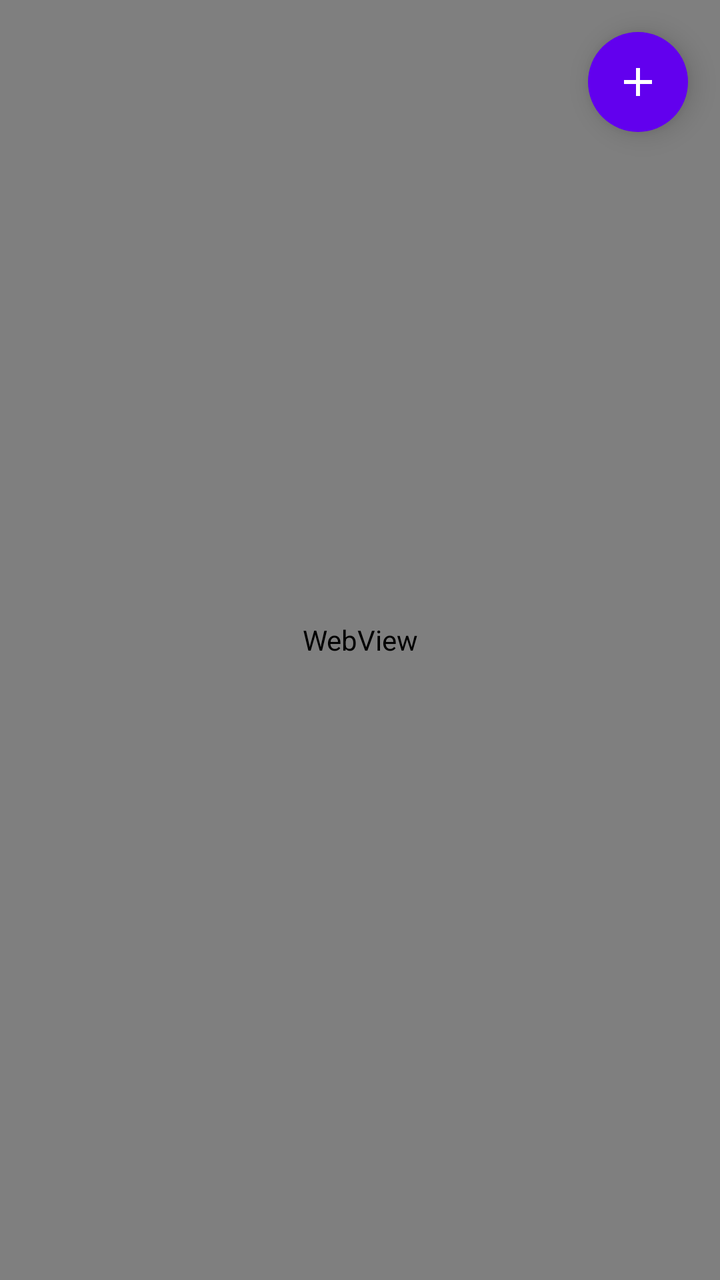
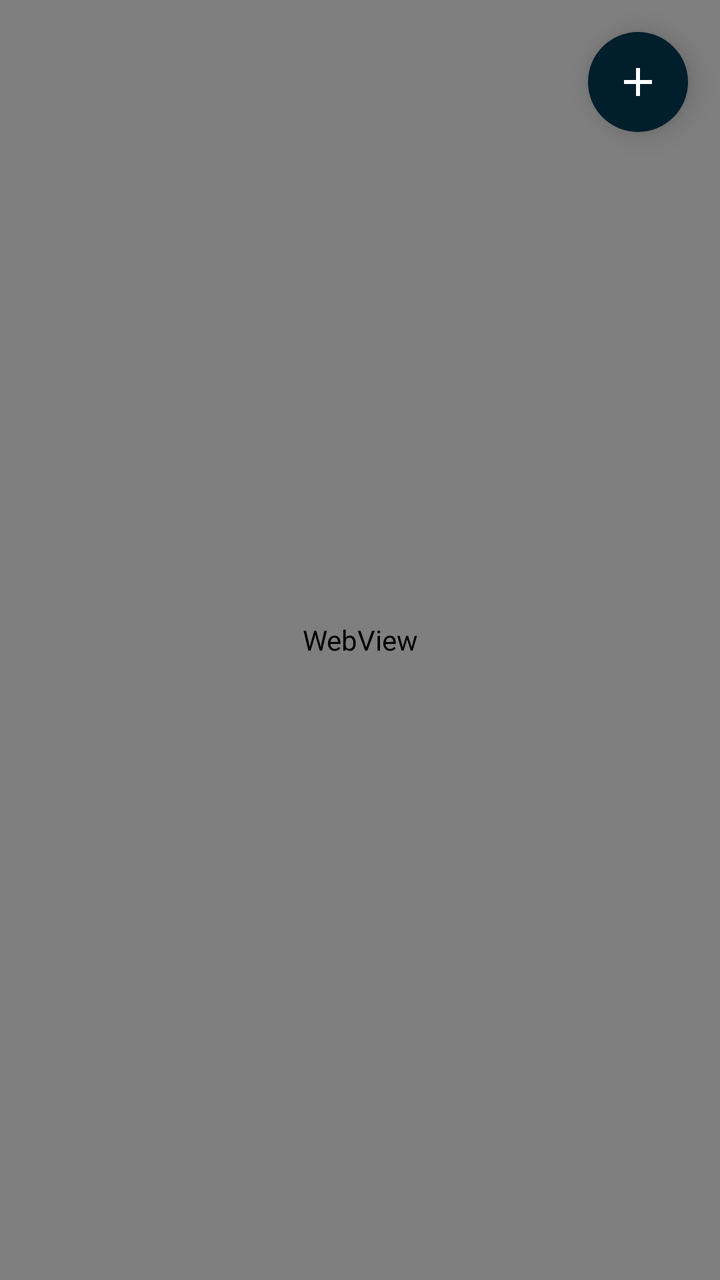

An Android layout rendered at two revisions. The XML below is the earlier revision; the diff shows what the commit changed to produce the second picture.
<!-- AndroidManifest.xml: application theme AppTheme -->
<!-- res/layout/activity_main.xml -->
<?xml version="1.0" encoding="utf-8"?>
<androidx.constraintlayout.widget.ConstraintLayout
    xmlns:android="http://schemas.android.com/apk/res/android"
    xmlns:app="http://schemas.android.com/apk/res-auto"
    xmlns:tools="http://schemas.android.com/tools"
    android:layout_width="match_parent"
    android:layout_height="match_parent"
    tools:context=".MainActivity">

    
    <androidx.appcompat.widget.Toolbar
        android:id="@+id/toolbar"
        android:layout_width="match_parent"
        android:layout_height="?attr/actionBarSize"
        android:background="@color/colorPrimary"
        app:layout_constraintTop_toTopOf="parent"/>

    <RelativeLayout
        android:layout_width="match_parent"
        android:layout_height="match_parent">

        
        <WebView
            android:id="@+id/webView"
            android:layout_width="match_parent"
            android:layout_height="match_parent"/>

        <ImageButton
            android:id="@+id/btnAddInfo"
            android:layout_width="50dp"
            android:layout_height="50dp"
            android:background="@drawable/rounded_button_bg"
            app:srcCompat="@drawable/ic_add"
            android:elevation="8dp"
            android:contentDescription="Add Info"
            android:scaleType="center"
            android:layout_alignParentTop="true"
            android:layout_alignParentEnd="true"
            android:layout_marginTop="16dp"
            android:layout_marginEnd="16dp"
            android:tint="@color/white"
            tools:ignore="HardcodedText,UseAppTint" />

    </RelativeLayout>

</androidx.constraintlayout.widget.ConstraintLayout>
<!-- resources referenced by this layout -->
<resources>
  <color name="colorPrimary">#6200EE</color>
  <color name="white">#ffffff</color>
  <!-- drawable ic_add (drawable) -->
  <vector xmlns:android="http://schemas.android.com/apk/res/android" android:height="24dp" android:tint="#000000" android:viewportHeight="24" android:viewportWidth="24" android:width="24dp">
        
      <path android:fillColor="@android:color/white" android:pathData="M19,13h-6v6h-2v-6H5v-2h6V5h2v6h6v2z"/>
      
  </vector>
  <!-- drawable rounded_button_bg (drawable) -->
  <shape xmlns:android="http://schemas.android.com/apk/res/android">
      <solid android:color="@color/colorPrimary" />
      <corners android:radius="25dp" />
  </shape>
  <style name="AppTheme" parent="Theme.AppCompat.Light.DarkActionBar">
          
          <item name="colorPrimary">#ffffff</item>
          <item name="colorPrimaryDark">#363A96</item>
          <item name="colorAccent">#363A96</item>
      </style>
</resources>

<!-- the commit's change to res/layout/activity_main.xml (unified diff, before → after) -->
@@ -30,7 +30,7 @@
             android:layout_width="50dp"
             android:layout_height="50dp"
             android:background="@drawable/rounded_button_bg"
-            app:srcCompat="@drawable/ic_add"
+            android:src="@drawable/ic_add"
             android:elevation="8dp"
             android:contentDescription="Add Info"
             android:scaleType="center"
@@ -38,8 +38,9 @@
             android:layout_alignParentEnd="true"
             android:layout_marginTop="16dp"
             android:layout_marginEnd="16dp"
-            android:tint="@color/white"
-            tools:ignore="HardcodedText,UseAppTint" />
+            app:tint="@android:color/white"
+            tools:ignore="HardcodedText" />
+
 
     </RelativeLayout>
 
<!-- resource entries referenced after the edit -->
@@ -1,7 +1,6 @@
 <!-- resources referenced by this layout -->
 <resources>
   <color name="colorPrimary">#6200EE</color>
-  <color name="white">#ffffff</color>
   <!-- drawable ic_add (drawable) -->
   <vector xmlns:android="http://schemas.android.com/apk/res/android" android:height="24dp" android:tint="#000000" android:viewportHeight="24" android:viewportWidth="24" android:width="24dp">
         
@@ -9,9 +8,13 @@
       
   </vector>
   <!-- drawable rounded_button_bg (drawable) -->
-  <shape xmlns:android="http://schemas.android.com/apk/res/android">
-      <solid android:color="@color/colorPrimary" />
-      <corners android:radius="25dp" />
+  <?xml version="1.0" encoding="utf-8"?>
+  <shape xmlns:android="http://schemas.android.com/apk/res/android" android:shape="rectangle">
+      <corners android:radius="30dp"/>  
+      <solid android:color="@color/material_dynamic_primary10"/>  
+      <padding android:left="8dp" android:top="8dp" android:right="8dp" android:bottom="8dp"/>
+      <shadowColor android:color="@android:color/darker_gray"/>
+      <shadowSize android:radius="8dp"/>
   </shape>
   <style name="AppTheme" parent="Theme.AppCompat.Light.DarkActionBar">
           
